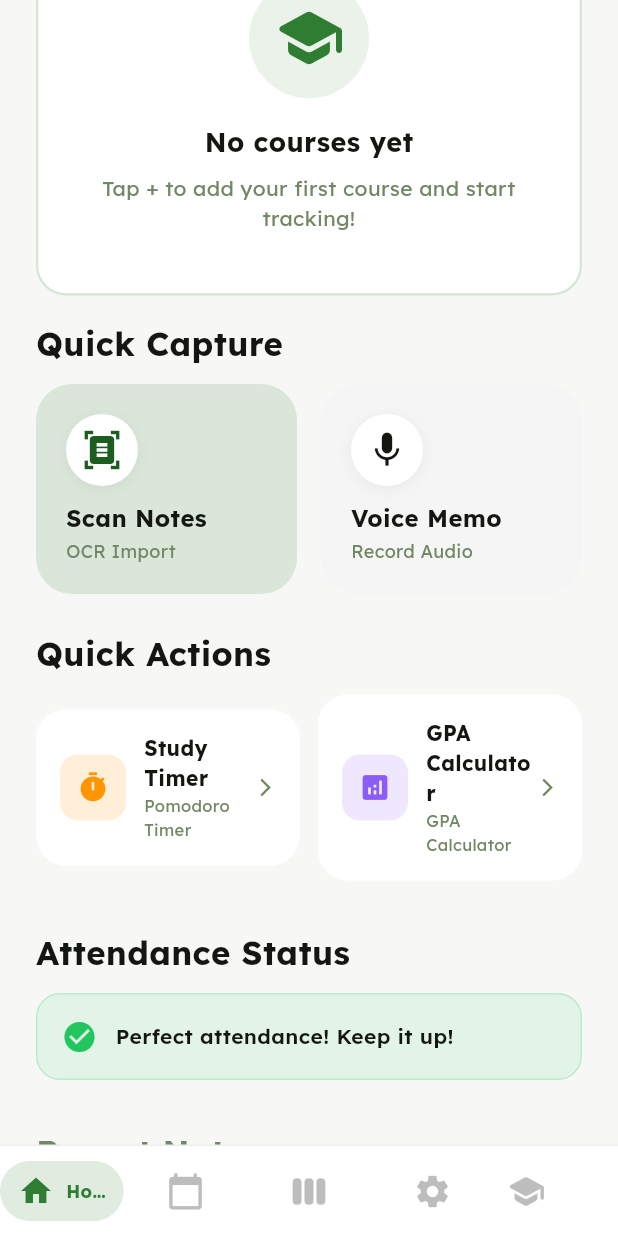
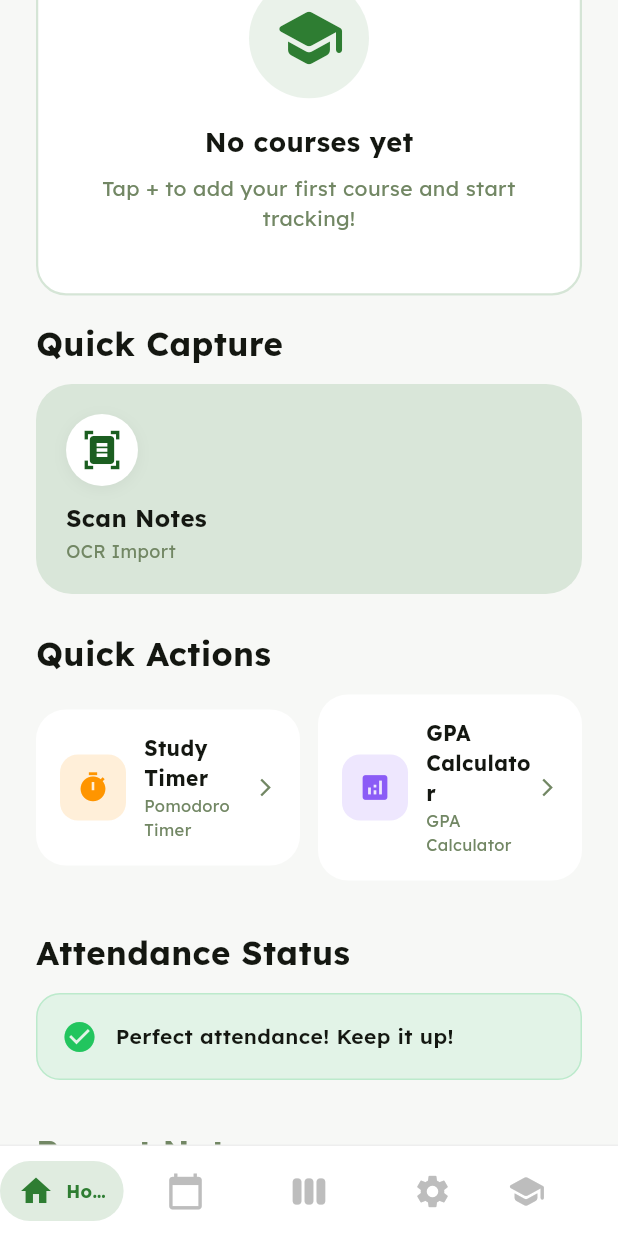
Before and after one commit to isikmehmetali6/lessontracker, a Flutter app: the HomeScreen screen opened directly, scrolled down 576 dp, on a phone screen of 412 x 824 dp. Run offline on Flutter 3.47's test engine with Material 3 defaults, Android fonts, the phone set to English and light mode, and no system bars; our stand-ins replace audioplayers, blur, cached_network_image, cloud_firestore, cloud_functions, connectivity_plus and 20 more; missing offline and left inert: add_2_calendar, encrypt, google_mlkit_text_recognition, home_widget, pdfx, perfect_freehand and 2 more; accounts and stored records are empty; project files that could hold a hidden picture were left out.

Commit message:
remove_voice_recording

```diff
--- a/app/lib/widgets/home/home_widgets.dart
+++ b/app/lib/widgets/home/home_widgets.dart
@@ -683,13 +683,8 @@ class PriorityCourseCard extends StatelessWidget {
 /// Hızlı yakalama butonları
 class QuickCaptureButtons extends StatelessWidget {
   final VoidCallback onScanTap;
-  final VoidCallback onVoiceTap;
 
-  const QuickCaptureButtons({
-    super.key,
-    required this.onScanTap,
-    required this.onVoiceTap,
-  });
+  const QuickCaptureButtons({super.key, required this.onScanTap});
 
   @override
   Widget build(BuildContext context) {
@@ -706,21 +701,6 @@ class QuickCaptureButtons extends StatelessWidget {
             color: AppColors.primary,
             isHighlighted: true,
             onTap: onScanTap,
-            isDark: isDark,
-          ),
-        ),
-        const SizedBox(width: 16),
-        // Voice Memo
-        Expanded(
-          child: _QuickCaptureButton(
-            icon: Icons.mic,
-            title: 'Voice Memo',
-            subtitle: 'Record Audio',
-            color: isDark
-                ? AppColors.textPrimaryDark
-                : AppColors.textPrimaryLight,
-            isHighlighted: false,
-            onTap: onVoiceTap,
             isDark: isDark,
           ),
         ),
```
Also changed, not shown: app/lib/screens/course_detail/tabs/course_notes_tab.dart (+96 -24 lines), app/lib/screens/home/home_screen.dart (+7 -84 lines).
